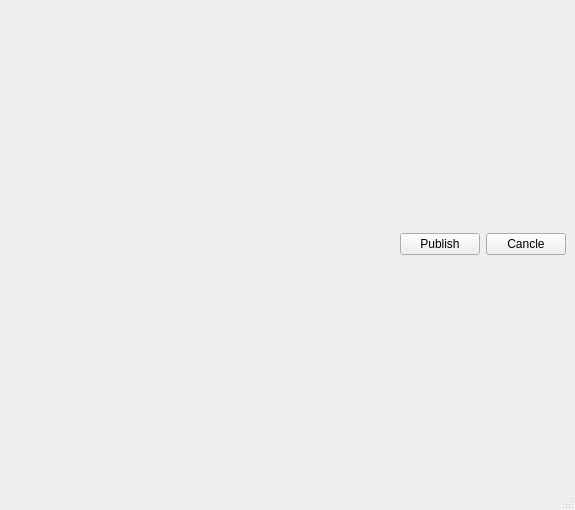
Before: the Qt Designer form gui/pub_win.ui in CX-kkk/preflight, drawn with Qt 5.
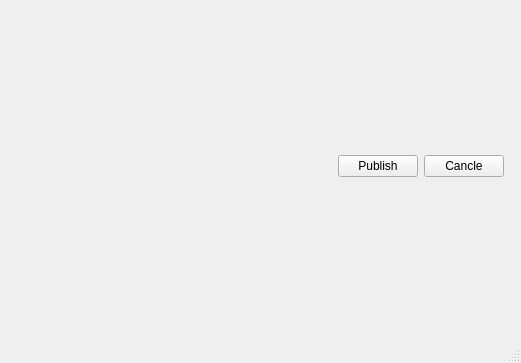
After: the same form once the commit is applied.

Commit message: anim publish tool - first version.

```diff
--- a/gui/pub_win.ui
+++ b/gui/pub_win.ui
@@ -6,39 +6,47 @@
    <rect>
     <x>0</x>
     <y>0</y>
-    <width>575</width>
-    <height>510</height>
+    <width>521</width>
+    <height>363</height>
    </rect>
   </property>
   <property name="windowTitle">
    <string>MainWindow</string>
   </property>
   <widget class="QWidget" name="centralwidget">
-   <layout class="QGridLayout" name="gridLayout">
-    <item row="0" column="0" colspan="3">
+   <layout class="QVBoxLayout" name="verticalLayout" stretch="100,0">
+    <item>
      <layout class="QVBoxLayout" name="verticalLayout_publish"/>
     </item>
-    <item row="1" column="1">
-     <widget class="QPushButton" name="pushButton_publish">
-      <property name="text">
-       <string>Publish</string>
+    <item>
+     <layout class="QHBoxLayout" name="horizontalLayout">
+      <property name="rightMargin">
+       <number>8</number>
       </property>
-     </widget>
-    </item>
-    <item row="1" column="0">
+      <property name="bottomMargin">
+       <number>8</number>
+      </property>
+      <item>
      <spacer name="horizontalSpacer">
       <property name="orientation">
        <enum>Qt::Horizontal</enum>
       </property>
       <property name="sizeHint" stdset="0">
        <size>
-        <width>416</width>
-        <height>20</height>
+          <width>417</width>
+          <height>21</height>
        </size>
       </property>
      </spacer>
     </item>
-    <item row="1" column="2">
+      <item>
+       <widget class="QPushButton" name="pushButton_publish">
+        <property name="text">
+         <string>Publish</string>
+        </property>
+       </widget>
+      </item>
+      <item>
      <widget class="QPushButton" name="pushButton_cancle">
       <property name="text">
        <string>Cancle</string>
@@ -46,6 +54,8 @@
      </widget>
     </item>
    </layout>
+    </item>
+   </layout>
   </widget>
   <widget class="QMenuBar" name="menubar">
    <property name="geometry">
```
Left out of the diff: 2 changed lines with no effect on the pictures. Lines whose indentation alone changed are shown as unchanged. The commit also changes 20 other files.
